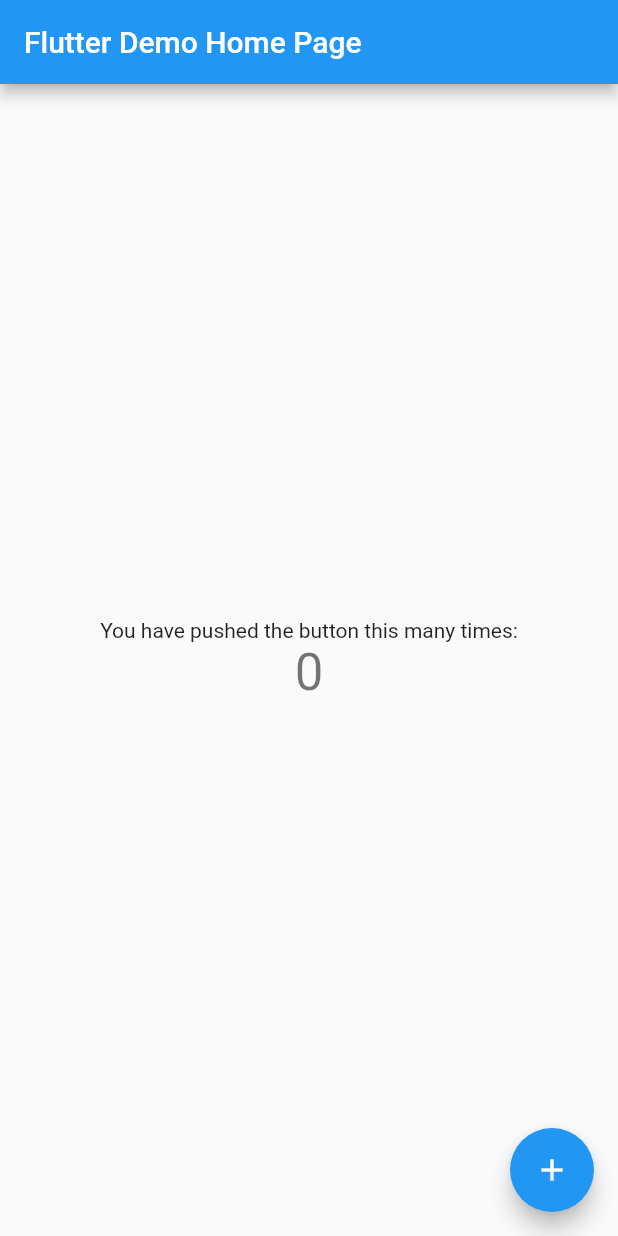
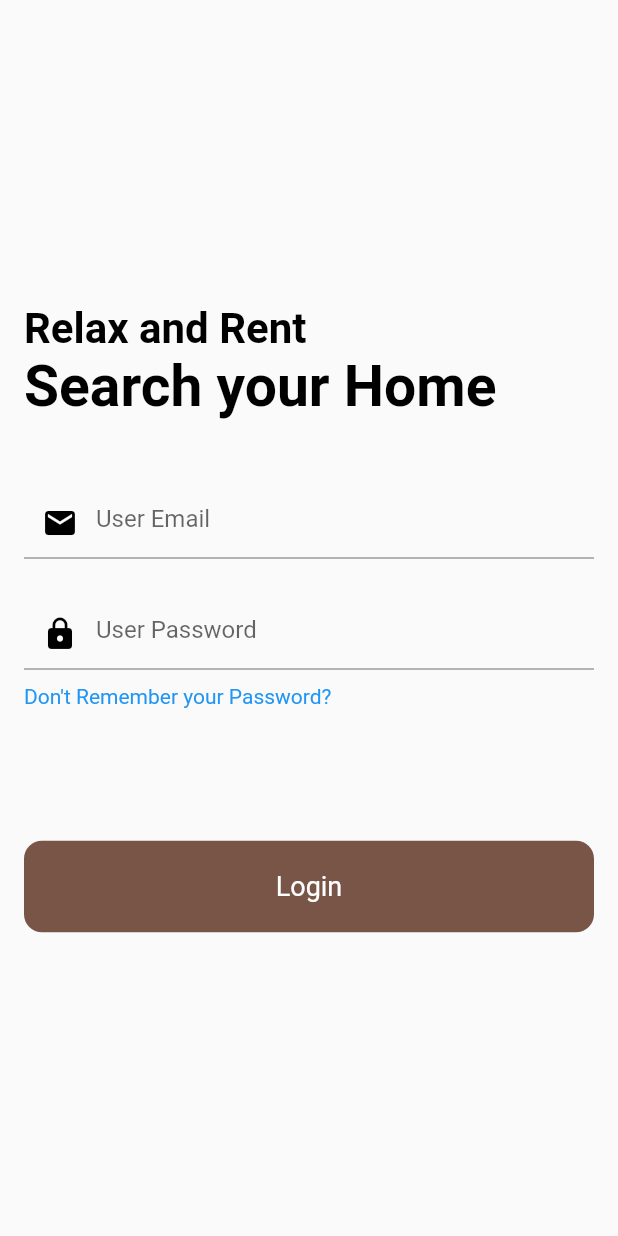
Before and after one commit to Sarath-Ra/ralax_and_rent, a Flutter app: the screen it shows after launch, on a phone screen of 412 x 824 dp. Run offline on Flutter 3.47's test engine with Material 2 defaults, Android fonts, the phone set to English and light mode, and no system bars.

Commit message:
before fire base

```diff
--- a/lib/main.dart
+++ b/lib/main.dart
@@ -1,4 +1,5 @@
 import 'package:flutter/material.dart';
+import 'package:ralax_and_rent/home_page.dart';
 
 void main() {
   runApp(const MyApp());
@@ -11,35 +12,18 @@
   @override
   Widget build(BuildContext context) {
     return MaterialApp(
-      title: 'Flutter Demo',
+      title: 'relax and rent',
       theme: ThemeData(
-        // This is the theme of your application.
-        //
-        // Try running your application with "flutter run". You'll see the
-        // application has a blue toolbar. Then, without quitting the app, try
-        // changing the primarySwatch below to Colors.green and then invoke
-        // "hot reload" (press "r" in the console where you ran "flutter run",
-        // or simply save your changes to "hot reload" in a Flutter IDE).
-        // Notice that the counter didn't reset back to zero; the application
-        // is not restarted.
-        primarySwatch: Colors.blue,
+        primarySwatch: Colors.brown,
+        accentColor: Colors.white,
       ),
-      home: const MyHomePage(title: 'Flutter Demo Home Page'),
+      home: const MyHomePage(title: 'relax and rent application'),
     );
   }
 }
 
 class MyHomePage extends StatefulWidget {
   const MyHomePage({super.key, required this.title});
-
-  // This widget is the home page of your application. It is stateful, meaning
-  // that it has a State object (defined below) that contains fields that affect
-  // how it looks.
-
-  // This class is the configuration for the state. It holds the values (in this
-  // case the title) provided by the parent (in this case the App widget) and
-  // used by the build method of the State. Fields in a Widget subclass are
-  // always marked "final".
 
   final String title;
 
@@ -48,68 +32,115 @@
 }
 
 class _MyHomePageState extends State<MyHomePage> {
-  int _counter = 0;
+  Widget build(BuildContext context) {
+    return Scaffold(
+      body: LoginScreen(),
+    );
+  }
+}
 
-  void _incrementCounter() {
-    setState(() {
-      // This call to setState tells the Flutter framework that something has
-      // changed in this State, which causes it to rerun the build method below
-      // so that the display can reflect the updated values. If we changed
-      // _counter without calling setState(), then the build method would not be
-      // called again, and so nothing would appear to happen.
-      _counter++;
-    });
+class LoginScreen extends StatefulWidget {
+  const LoginScreen({super.key});
+
+  @override
+  State<LoginScreen> createState() => _LoginScreenState();
+}
+
+class _LoginScreenState extends State<LoginScreen> {
+  TextEditingController _emailController = TextEditingController();
+  TextEditingController _passwordController = TextEditingController();
+
+  bool _passwordVisible = false;
+  @override
+  void initState() {
+    super.initState();
+    _passwordVisible = true;
+  }
+
+  void gotoHomePage(BuildContext context) {
+    Navigator.of(context)
+        .push(MaterialPageRoute(builder: (context) => HomePage()));
   }
 
   @override
   Widget build(BuildContext context) {
-    // This method is rerun every time setState is called, for instance as done
-    // by the _incrementCounter method above.
-    //
-    // The Flutter framework has been optimized to make rerunning build methods
-    // fast, so that you can just rebuild anything that needs updating rather
-    // than having to individually change instances of widgets.
     return Scaffold(
-      appBar: AppBar(
-        // Here we take the value from the MyHomePage object that was created by
-        // the App.build method, and use it to set our appbar title.
-        title: Text(widget.title),
-      ),
-      body: Center(
-        // Center is a layout widget. It takes a single child and positions it
-        // in the middle of the parent.
-        child: Column(
-          // Column is also a layout widget. It takes a list of children and
-          // arranges them vertically. By default, it sizes itself to fit its
-          // children horizontally, and tries to be as tall as its parent.
-          //
-          // Invoke "debug painting" (press "p" in the console, choose the
-          // "Toggle Debug Paint" action from the Flutter Inspector in Android
-          // Studio, or the "Toggle Debug Paint" command in Visual Studio Code)
-          // to see the wireframe for each widget.
-          //
-          // Column has various properties to control how it sizes itself and
-          // how it positions its children. Here we use mainAxisAlignment to
-          // center the children vertically; the main axis here is the vertical
-          // axis because Columns are vertical (the cross axis would be
-          // horizontal).
-          mainAxisAlignment: MainAxisAlignment.center,
-          children: <Widget>[
-            const Text(
-              'You have pushed the button this many times:',
-            ),
-            Text(
-              '$_counter',
-              style: Theme.of(context).textTheme.headlineMedium,
-            ),
-          ],
-        ),
-      ),
-      floatingActionButton: FloatingActionButton(
-        onPressed: _incrementCounter,
-        tooltip: 'Increment',
-        child: const Icon(Icons.add),
-      ), // This trailing comma makes auto-formatting nicer for build methods.
+      body: Padding(
+          padding: EdgeInsets.all(16.0),
+          child: Column(
+            mainAxisAlignment: MainAxisAlignment.center,
+            crossAxisAlignment: CrossAxisAlignment.start,
+            children: [
+              const Text(
+                'Relax and Rent',
+                style: TextStyle(
+                  color: Colors.black,
+                  fontSize: 28.0,
+                  fontWeight: FontWeight.bold,
+                ),
+              ),
+              const Text(
+                'Search your Home',
+                style: TextStyle(
+                  color: Colors.black,
+                  fontSize: 38.0,
+                  fontWeight: FontWeight.bold,
+                ),
+              ),
+              const SizedBox(
+                height: 44.0,
+              ),
+              TextField(
+                controller: _emailController,
+                keyboardType: TextInputType.emailAddress,
+                decoration: const InputDecoration(
+                    hintText: 'User Email',
+                    prefixIcon: Icon(
+                      Icons.mail,
+                      color: Colors.black,
+                    )),
+              ),
+              const SizedBox(
+                height: 26.0,
+              ),
+              TextField(
+                controller: _passwordController,
+                obscureText: _passwordVisible,
+                decoration: InputDecoration(
+                  hintText: 'User Password',
+                  prefixIcon: Icon(
+                    Icons.lock,
+                    color: Colors.black,
+                  ),
+                ),
+              ),
+              const SizedBox(
+                height: 10.0,
+              ),
+              const Text(
+                "Don't Remember your Password?",
+                style: TextStyle(color: Colors.blue),
+              ),
+              const SizedBox(
+                height: 88.0,
+              ),
+              Container(
+                width: double.infinity,
+                child: RawMaterialButton(
+                  fillColor: Theme.of(context).primaryColor,
+                  elevation: 0.0,
+                  padding: const EdgeInsets.symmetric(vertical: 20.0),
+                  shape: RoundedRectangleBorder(
+                      borderRadius: BorderRadius.circular(12.0)),
+                  onPressed: () => gotoHomePage(context),
+                  child: const Text(
+                    "Login",
+                    style: TextStyle(color: Colors.white, fontSize: 18.0),
+                  ),
+                ),
+              )
+            ],
+          )),
     );
   }
 }
```
Also changed, not shown: lib/home_page.dart (added, +48 -0 lines).
